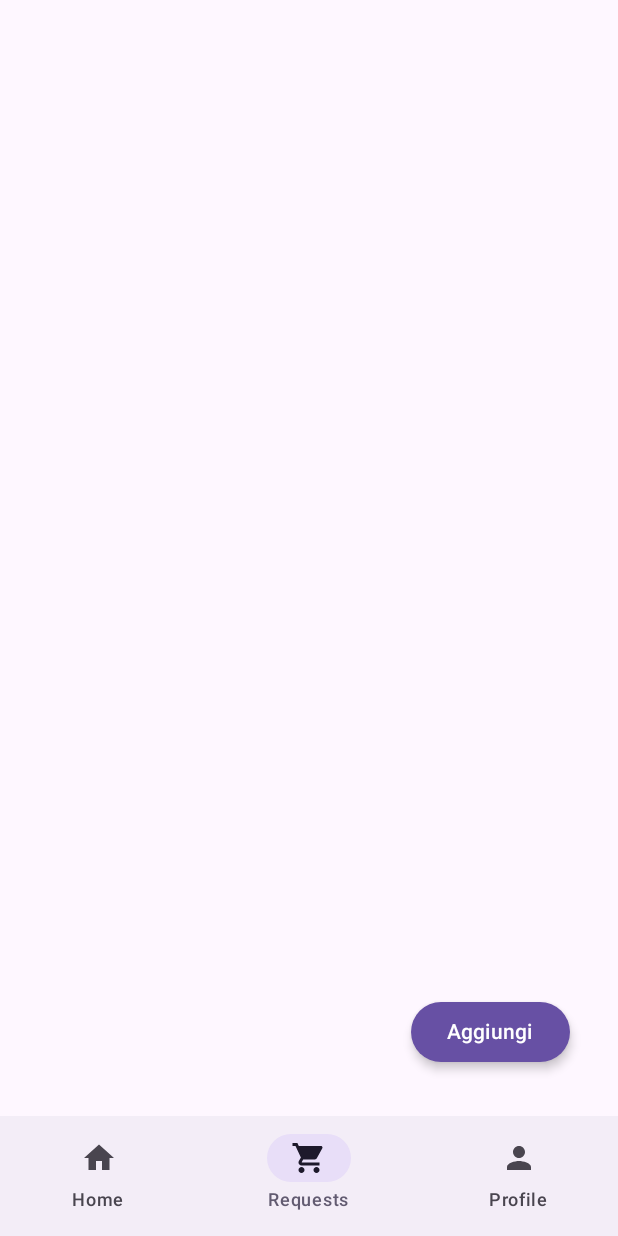
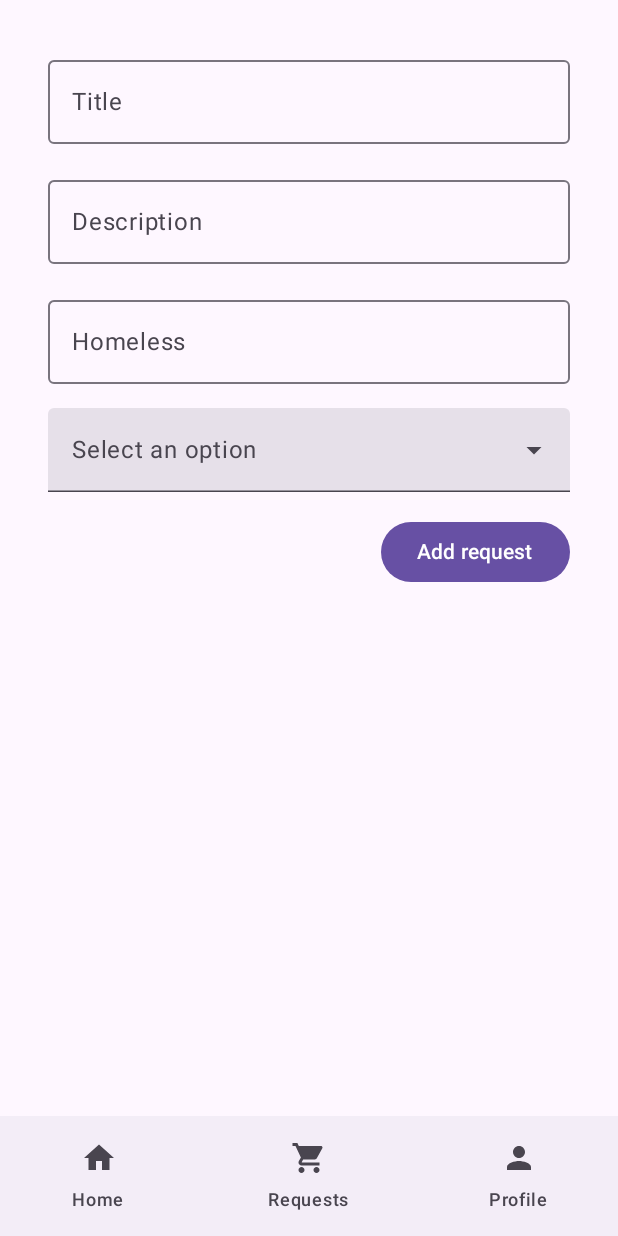
Before and after one commit to SPoretti/Voci-App, an Android app built with Jetpack Compose: the RequestsScreen screen opened through its navigation route, after a tap on "Aggiungi", on a phone screen of 412 x 824 dp. Run offline under Robolectric (Android 15) with nearby library versions, the phone set to English and light mode, and no system bars; our stand-ins replace Firebase (no records; nobody signed in at launch, a user with empty details on screens opened directly).

Commit message:
Moved "add" button from bottom-end to bottom-center Added "AddRequestScreen.kt" Added the "data" folder Added Request class to the data folder Added RequestForm.kt to the components folder Added DropDownTextField.kt to the components folder

```diff
--- /dev/null
+++ b/app/src/main/java/com/example/vociapp/ui/components/DropDownTextField.kt
@@ -0,0 +1,59 @@
+package com.example.vociapp.ui.components
+
+import androidx.compose.foundation.layout.fillMaxWidth
+import androidx.compose.material3.DropdownMenuItem
+import androidx.compose.material3.ExperimentalMaterial3Api
+import androidx.compose.material3.ExposedDropdownMenuBox
+import androidx.compose.material3.ExposedDropdownMenuDefaults
+import androidx.compose.material3.Text
+import androidx.compose.material3.TextField
+import androidx.compose.runtime.Composable
+import androidx.compose.runtime.getValue
+import androidx.compose.runtime.mutableStateOf
+import androidx.compose.runtime.remember
+import androidx.compose.runtime.setValue
+import androidx.compose.ui.Modifier
+
+@OptIn(ExperimentalMaterial3Api::class)
+@Composable
+fun DropdownTextField(
+    value: String,
+    onValueChange: (String) -> Unit,
+    options: List<String>,
+    label: String? = null,
+    modifier: Modifier = Modifier
+) {
+    var expanded by remember { mutableStateOf(false) }
+
+    ExposedDropdownMenuBox(
+        expanded = expanded,
+        onExpandedChange = { expanded = !expanded },
+        modifier = modifier
+    ) {
+        TextField(
+            value = value,
+            onValueChange = {}, // Read-only, changes happen through dropdown
+            readOnly = true,
+            label = label?.let { { Text(it) } },
+            trailingIcon = { ExposedDropdownMenuDefaults.TrailingIcon(expanded = expanded) },
+            colors = ExposedDropdownMenuDefaults.textFieldColors(),
+            modifier = Modifier
+                .menuAnchor()
+                .fillMaxWidth()
+        )
+        ExposedDropdownMenu(
+            expanded = expanded,
+            onDismissRequest = { expanded = false }
+        ) {
+            options.forEach { selectionOption ->
+                DropdownMenuItem(
+                    text = { Text(selectionOption) },
+                    onClick = {
+                        onValueChange(selectionOption)
+                        expanded = false
+                    }
+                )
+            }
+        }
+    }
+}
--- /dev/null
+++ b/app/src/main/java/com/example/vociapp/ui/components/RequestForm.kt
@@ -0,0 +1,86 @@
+package com.example.vociapp.ui.components
+
+import androidx.compose.foundation.layout.Column
+import androidx.compose.foundation.layout.Spacer
+import androidx.compose.foundation.layout.fillMaxWidth
+import androidx.compose.foundation.layout.height
+import androidx.compose.foundation.layout.padding
+import androidx.compose.material3.Button
+import androidx.compose.material3.DropdownMenuItem
+import androidx.compose.material3.OutlinedTextField
+import androidx.compose.material3.Text
+import androidx.compose.runtime.Composable
+import androidx.compose.runtime.getValue
+import androidx.compose.runtime.mutableStateOf
+import androidx.compose.runtime.remember
+import androidx.compose.runtime.setValue
+import androidx.compose.ui.Alignment
+import androidx.compose.ui.Modifier
+import androidx.compose.ui.unit.dp
+import com.example.vociapp.data.Request
+
+@Composable
+fun RequestForm(
+    onAddItemClick: (Request) -> Unit
+) {
+    var requestTitle by remember { mutableStateOf("") }
+    var requestDescription by remember { mutableStateOf("") }
+    var requestHomelessID by remember { mutableStateOf("") }
+    var selectedOption by remember { mutableStateOf("") }
+
+    Column(
+        modifier = Modifier
+            .fillMaxWidth()
+            .padding(16.dp)
+    ) {
+        OutlinedTextField(
+            value = requestTitle,
+            onValueChange = { requestTitle = it },
+            label = { Text("Title") },
+            modifier = Modifier.fillMaxWidth()
+        )
+
+        Spacer(modifier = Modifier.height(16.dp))
+
+        OutlinedTextField(
+            value = requestDescription,
+            onValueChange = { requestDescription = it },
+            label = { Text("Description") },
+            modifier = Modifier.fillMaxWidth()
+        )
+
+        Spacer(modifier = Modifier.height(16.dp))
+
+        OutlinedTextField(
+            value = requestHomelessID,
+            onValueChange = { requestHomelessID = it },
+            label = { Text("Homeless") },
+            modifier = Modifier.fillMaxWidth()
+        )
+
+        Spacer(modifier = Modifier.height(16.dp))
+
+        DropdownTextField(
+            value = selectedOption,
+            onValueChange = { selectedOption = it },
+            options = listOf("Option 1", "Option 2", "Option 3"),
+            label = "Select an option"
+        )
+
+        Spacer(modifier = Modifier.height(16.dp))
+
+        Button(
+            onClick = {
+                val newRequest = Request(
+                    title = requestTitle,
+                    description = requestDescription,
+                    homelessID = requestHomelessID
+                )
+                onAddItemClick(newRequest)
+            },
+            modifier = Modifier.align(Alignment.End)
+        ) {
+            Text("Add request")
+        }
+    }
+}
--- a/app/src/main/java/com/example/vociapp/ui/navigation/NavGraph.kt
+++ b/app/src/main/java/com/example/vociapp/ui/navigation/NavGraph.kt
@@ -18,6 +18,7 @@ import com.example.vociapp.ui.screens.userProfile.UserProfileScreen
 import com.example.vociapp.ui.screens.userProfile.UpdateUserProfileScreen
 import com.example.vociapp.ui.screens.auth.SignInScreen
 import com.example.vociapp.ui.screens.auth.SignUpScreen
+import com.example.vociapp.ui.screens.requests.AddRequestScreen
 import com.example.vociapp.ui.screens.requests.RequestsScreen
 import com.example.vociapp.ui.viewmodels.AuthViewModel
 import com.example.vociapp.ui.viewmodels.AuthState
@@ -51,10 +52,13 @@ fun NavGraph(navController: NavHostController, paddingValues: PaddingValues) {
         composable(route = Screens.SignIn.route) { SignInScreen(navController, authViewModel) }
         composable(route = Screens.SignUp.route) { SignUpScreen(navController, authViewModel) }
         composable(route = Screens.Requests.route) { RequestsScreen(navController, authViewModel) }
+        composable(route = Screens.AddRequest.route) { AddRequestScreen(navController, authViewModel) }
         composable(route = Screens.UserProfile.route) { UserProfileScreen(navController, authViewModel) }
         composable(route = Screens.UpdateUserProfile.route) { UpdateUserProfileScreen(navController, authViewModel) }
     }
 }
+
+
 
 @Composable
 fun currentRoute(navController: NavHostController): String? {
--- a/app/src/main/java/com/example/vociapp/ui/navigation/Screens.kt
+++ b/app/src/main/java/com/example/vociapp/ui/navigation/Screens.kt
@@ -11,6 +11,7 @@ sealed class Screens(val route: String, val title: String, val icon: ImageVector
     object SignIn : Screens("signIn", "Sign In", Icons.Filled.Person)
     object SignUp : Screens("signUp", "Sign Up", Icons.Filled.Person)
     object Requests : Screens("requests", "Requests", Icons.Filled.ShoppingCart)
+    object AddRequest : Screens("addRequest", "Add Request", Icons.Filled.ShoppingCart)
     object UserProfile : Screens("userProfile", "Profile", Icons.Filled.Person)
     object UpdateUserProfile : Screens("updateUserProfile", "Update User Profile", Icons.Filled.Person)
 }
--- /dev/null
+++ b/app/src/main/java/com/example/vociapp/ui/screens/requests/AddRequestScreen.kt
@@ -0,0 +1,26 @@
+package com.example.vociapp.ui.screens.requests
+
+import androidx.compose.foundation.layout.Box
+import androidx.compose.foundation.layout.fillMaxSize
+import androidx.compose.foundation.layout.padding
+import androidx.compose.runtime.Composable
+import androidx.compose.ui.Modifier
+import androidx.compose.ui.unit.dp
+import androidx.navigation.NavHostController
+import com.example.vociapp.ui.components.RequestForm
+import com.example.vociapp.ui.viewmodels.AuthViewModel
+
+@Composable
+fun AddRequestScreen(
+    navController: NavHostController,
+    authViewModel: AuthViewModel
+) {
+    Box(
+        modifier = Modifier
+            .fillMaxSize()
+            .padding(16.dp)
+
+    ){
+        RequestForm {  }
+    }
+}
--- a/app/src/main/java/com/example/vociapp/ui/screens/requests/RequestsScreen.kt
+++ b/app/src/main/java/com/example/vociapp/ui/screens/requests/RequestsScreen.kt
@@ -1,18 +1,19 @@
 package com.example.vociapp.ui.screens.requests
 
-import androidx.compose.foundation.border
 import androidx.compose.foundation.layout.Box
+import androidx.compose.foundation.layout.add
 import androidx.compose.foundation.layout.fillMaxSize
 import androidx.compose.foundation.layout.padding
 import androidx.compose.material3.Button
 import androidx.compose.material3.ButtonDefaults
-import androidx.compose.material3.MaterialTheme
 import androidx.compose.material3.Text
 import androidx.compose.runtime.Composable
 import androidx.compose.ui.Alignment
 import androidx.compose.ui.Modifier
 import androidx.compose.ui.unit.dp
+import androidx.lifecycle.get
 import androidx.navigation.NavHostController
+import com.example.vociapp.ui.navigation.Screens
 import com.example.vociapp.ui.viewmodels.AuthViewModel
 
 @Composable
@@ -28,11 +29,11 @@ fun RequestsScreen(
     ){
         Box(
             modifier = Modifier
-                .align(Alignment.BottomEnd) // Position inner Box
+                .align(Alignment.BottomCenter) // Position inner Box
                 .padding(16.dp) // Optional padding
         ){
             Button(
-                onClick = { /*TODO*/ },
+                onClick = { navController.navigate(Screens.AddRequest.route) },
                 elevation = ButtonDefaults.buttonElevation(defaultElevation = 4.dp),
             ) {
                 Text(text = "Aggiungi")
@@ -41,3 +42,28 @@ fun RequestsScreen(
         }
     }
 }
+/*
+fun addItemToFirestore(item: Item) {
+    val db = com.google.firebase.firestore.FirebaseFirestore.getInstance()
+    db.collection("items") // Replace "items" with your collection name
+        .add(item)
+        .addOnSuccessListener { documentReference ->
+            Log.d(TAG, "DocumentSnapshot added with ID: ${documentReference.id}")
+        }
+        .addOnFailureListener { e ->
+            Log.w(TAG, "Error adding document", e)
+        }
+}
+
+fun getItemsFromFirestore(onItemsReceived: (List<Item>) -> Unit) {
+    val db = com.google.firebase.firestore.FirebaseFirestore.getInstance()
+    db.collection("items")
+        .get()
+        .addOnSuccessListener { querySnapshot ->
+            val items = querySnapshot.toObjects(Item::class.java)
+            onItemsReceived(items)
+        }
+        .addOnFailureListener { exception ->
+            Log.w(TAG, "Error getting documents.", exception)
+        }
+}*/
```
Also changed, not shown: app/src/main/java/com/example/vociapp/data/Request.kt (added, +19 -0 lines).
